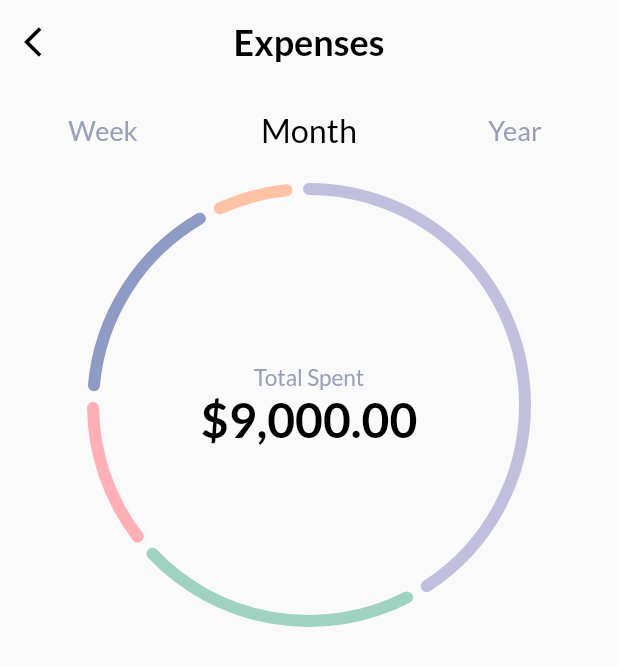
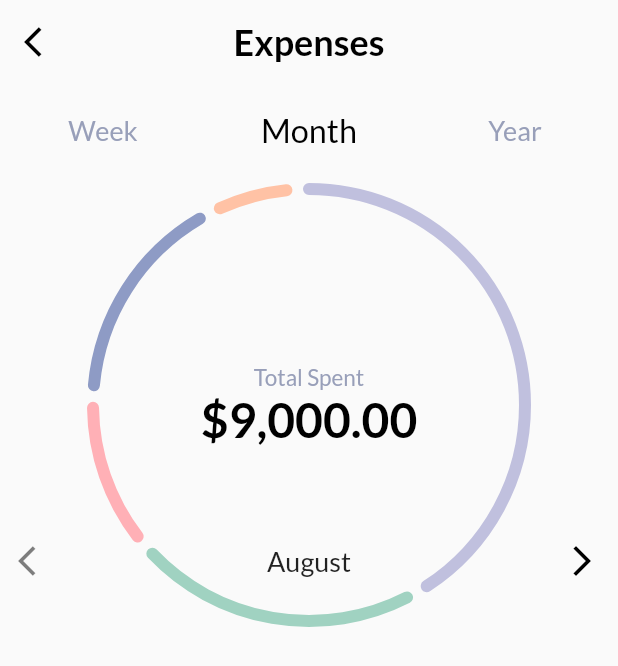
Before and after one commit to vintx64/flutter_replicate_card_transaction, a Flutter app: the screen it shows after launch, on a phone screen of 412 x 824 dp. Shown: the top 666 px of the screen. Run offline on Flutter 3.47's test engine with Material 2 defaults, Android fonts, the phone set to English and light mode, and no system bars.

Commit message:
refactor month scroll widget

```diff
--- a/lib/features/home/presentation/views/widgets/expenses_view_body.dart
+++ b/lib/features/home/presentation/views/widgets/expenses_view_body.dart
@@ -1,6 +1,8 @@
 import 'package:flutter/material.dart';
 import 'package:flutter_replicate_card_transaction/features/home/presentation/views/widgets/custom_pie_chart.dart';
 import 'package:flutter_replicate_card_transaction/features/home/presentation/views/widgets/custom_tab_bar.dart';
+
+import 'month_scroll.dart';
 
 class ExpensesViewBody extends StatelessWidget {
   const ExpensesViewBody({super.key});
@@ -18,6 +20,7 @@ class ExpensesViewBody extends StatelessWidget {
             child: CustomPieChart(),
           ),
         ),
+        MonthScroll(),
       ],
     );
   }
--- /dev/null
+++ b/lib/features/home/presentation/views/widgets/month_scroll.dart
@@ -0,0 +1,98 @@
+import 'package:flutter/material.dart';
+import 'package:flutter_replicate_card_transaction/constants.dart';
+
+class MonthScroll extends StatefulWidget {
+  const MonthScroll({super.key});
+
+  @override
+  State<MonthScroll> createState() => _MonthScrollState();
+}
+
+class _MonthScrollState extends State<MonthScroll> {
+  final List<String> months = [
+    'January',
+    'February',
+    'March',
+    'April',
+    'May',
+    'June',
+    'July',
+    'August',
+    'September',
+    'October',
+    'November',
+    'December'
+  ];
+
+  int currentMonthIndex = DateTime.now().month - 1;
+  late PageController _pageController;
+
+  @override
+  void initState() {
+    super.initState();
+    _pageController = PageController(initialPage: currentMonthIndex);
+  }
+
+  @override
+  void dispose() {
+    _pageController.dispose();
+    super.dispose();
+  }
+
+  void onPageChanged(int index) {
+    setState(() {
+      currentMonthIndex = index;
+    });
+  }
+
+  void changeMonth(int delta) {
+    _pageController.animateToPage(
+      currentMonthIndex + delta,
+      duration: const Duration(milliseconds: 300),
+      curve: Curves.easeInOut,
+    );
+  }
+
+  @override
+  Widget build(BuildContext context) {
+    return Row(
+      mainAxisAlignment: MainAxisAlignment.spaceBetween,
+      children: [
+        IconButton(
+          onPressed: () => changeMonth(-1),
+          icon: Icon(
+            Icons.arrow_back_ios,
+            color: Colors.black.withOpacity(0.5),
+          ),
+        ),
+        SizedBox(
+          width: 200,
+          height: 40,
+          child: PageView.builder(
+            controller: _pageController,
+            itemCount: months.length,
+            onPageChanged: onPageChanged,
+            itemBuilder: (context, index) {
+              return Center(
+                child: Text(
+                  months[index],
+                  style: TextStyle(
+                    fontSize: currentMonthIndex == index ? 18 : 16,
+                    fontFamily: kLatoRegular,
+                  ),
+                ),
+              );
+            },
+          ),
+        ),
+        IconButton(
+          onPressed: () => changeMonth(1),
+          icon: const Icon(
+            Icons.arrow_forward_ios,
+            color: Colors.black,
+          ),
+        ),
+      ],
+    );
+  }
+}
```
